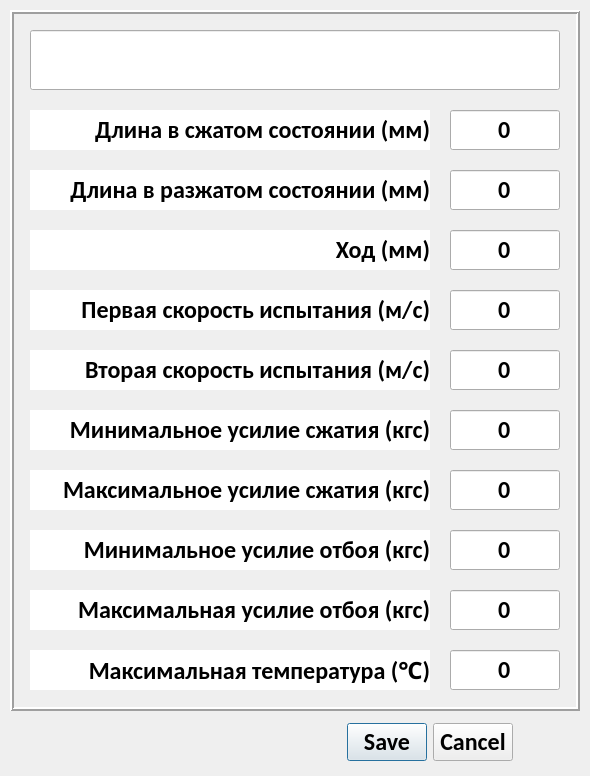
Skorikof/SPG-023MK, file ui/my_dialog2.ui: the form before one commit.
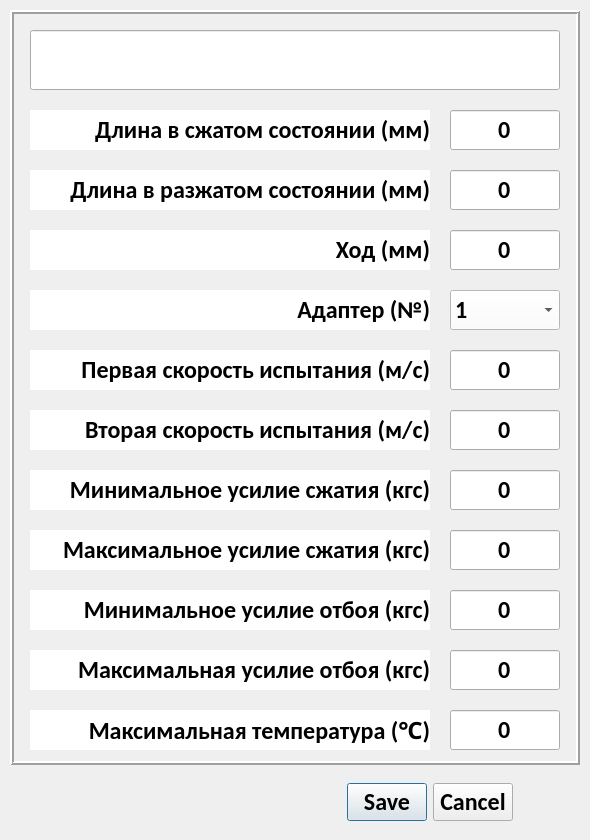
The form after the commit.

Patch:
```diff
--- a/ui/my_dialog2.ui
+++ b/ui/my_dialog2.ui
@@ -7,7 +7,7 @@
     <x>0</x>
     <y>0</y>
     <width>590</width>
-    <height>776</height>
+    <height>840</height>
    </rect>
   </property>
   <property name="windowTitle">
@@ -17,7 +17,7 @@
    <property name="geometry">
     <rect>
      <x>280</x>
-     <y>720</y>
+     <y>780</y>
      <width>300</width>
      <height>45</height>
     </rect>
@@ -46,7 +46,7 @@
      <x>10</x>
      <y>10</y>
      <width>570</width>
-     <height>701</height>
+     <height>755</height>
     </rect>
    </property>
    <property name="frameShape">
@@ -62,7 +62,7 @@
     <property name="geometry">
      <rect>
       <x>20</x>
-      <y>640</y>
+      <y>700</y>
       <width>400</width>
       <height>40</height>
      </rect>
@@ -92,7 +92,7 @@
     <property name="geometry">
      <rect>
       <x>20</x>
-      <y>400</y>
+      <y>460</y>
       <width>400</width>
       <height>40</height>
      </rect>
@@ -152,7 +152,7 @@
     <property name="geometry">
      <rect>
       <x>20</x>
-      <y>520</y>
+      <y>580</y>
       <width>400</width>
       <height>40</height>
      </rect>
@@ -212,7 +212,7 @@
     <property name="geometry">
      <rect>
       <x>20</x>
-      <y>460</y>
+      <y>520</y>
       <width>400</width>
       <height>40</height>
      </rect>
@@ -242,7 +242,7 @@
     <property name="geometry">
      <rect>
       <x>20</x>
-      <y>580</y>
+      <y>640</y>
       <width>400</width>
       <height>40</height>
      </rect>
@@ -302,7 +302,7 @@
     <property name="geometry">
      <rect>
       <x>20</x>
-      <y>280</y>
+      <y>340</y>
       <width>400</width>
       <height>40</height>
      </rect>
@@ -332,7 +332,7 @@
     <property name="geometry">
      <rect>
       <x>20</x>
-      <y>340</y>
+      <y>400</y>
       <width>400</width>
       <height>40</height>
      </rect>
@@ -455,7 +455,7 @@
     <property name="geometry">
      <rect>
       <x>440</x>
-      <y>280</y>
+      <y>340</y>
       <width>110</width>
       <height>40</height>
      </rect>
@@ -479,7 +479,7 @@
     <property name="geometry">
      <rect>
       <x>440</x>
-      <y>340</y>
+      <y>400</y>
       <width>110</width>
       <height>40</height>
      </rect>
@@ -503,7 +503,7 @@
     <property name="geometry">
      <rect>
       <x>440</x>
-      <y>400</y>
+      <y>460</y>
       <width>110</width>
       <height>40</height>
      </rect>
@@ -527,7 +527,7 @@
     <property name="geometry">
      <rect>
       <x>440</x>
-      <y>460</y>
+      <y>520</y>
       <width>110</width>
       <height>40</height>
      </rect>
@@ -551,7 +551,7 @@
     <property name="geometry">
      <rect>
       <x>440</x>
-      <y>520</y>
+      <y>580</y>
       <width>110</width>
       <height>40</height>
      </rect>
@@ -575,7 +575,7 @@
     <property name="geometry">
      <rect>
       <x>440</x>
-      <y>580</y>
+      <y>640</y>
       <width>110</width>
       <height>40</height>
      </rect>
@@ -599,7 +599,7 @@
     <property name="geometry">
      <rect>
       <x>440</x>
-      <y>640</y>
+      <y>700</y>
       <width>110</width>
       <height>40</height>
      </rect>
@@ -619,6 +619,82 @@
      <set>Qt::AlignCenter</set>
     </property>
    </widget>
+   <widget class="QLabel" name="lbl_txt4_6">
+    <property name="geometry">
+     <rect>
+      <x>20</x>
+      <y>280</y>
+      <width>400</width>
+      <height>40</height>
+     </rect>
+    </property>
+    <property name="font">
+     <font>
+      <family>Calibri</family>
+      <pointsize>18</pointsize>
+      <weight>75</weight>
+      <bold>true</bold>
+     </font>
+    </property>
+    <property name="styleSheet">
+     <string notr="true">background-color: rgb(255, 255, 255);</string>
+    </property>
+    <property name="frameShape">
+     <enum>QFrame::NoFrame</enum>
+    </property>
+    <property name="text">
+     <string>Адаптер (№)</string>
+    </property>
+    <property name="alignment">
+     <set>Qt::AlignRight|Qt::AlignTrailing|Qt::AlignVCenter</set>
+    </property>
+   </widget>
+   <widget class="QComboBox" name="adapter_cb">
+    <property name="geometry">
+     <rect>
+      <x>440</x>
+      <y>280</y>
+      <width>110</width>
+      <height>40</height>
+     </rect>
+    </property>
+    <property name="font">
+     <font>
+      <family>Calibri</family>
+      <pointsize>18</pointsize>
+      <weight>75</weight>
+      <bold>true</bold>
+     </font>
+    </property>
+    <property name="styleSheet">
+     <string notr="true">background-color: rgb(255, 255, 255);</string>
+    </property>
+    <item>
+     <property name="text">
+      <string>1</string>
+     </property>
+    </item>
+    <item>
+     <property name="text">
+      <string>2</string>
+     </property>
+    </item>
+    <item>
+     <property name="text">
+      <string>3</string>
+     </property>
+    </item>
+    <item>
+     <property name="text">
+      <string>4</string>
+     </property>
+    </item>
+    <item>
+     <property name="text">
+      <string>5</string>
+     </property>
+    </item>
+   </widget>
   </widget>
  </widget>
  <resources/>
```
